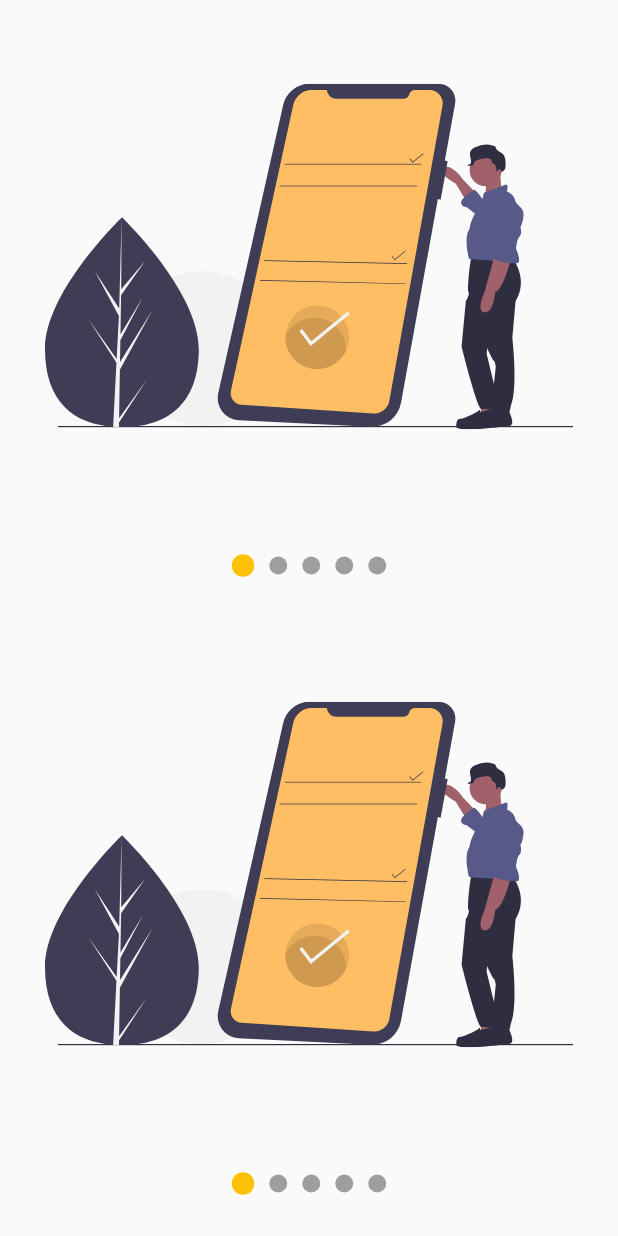
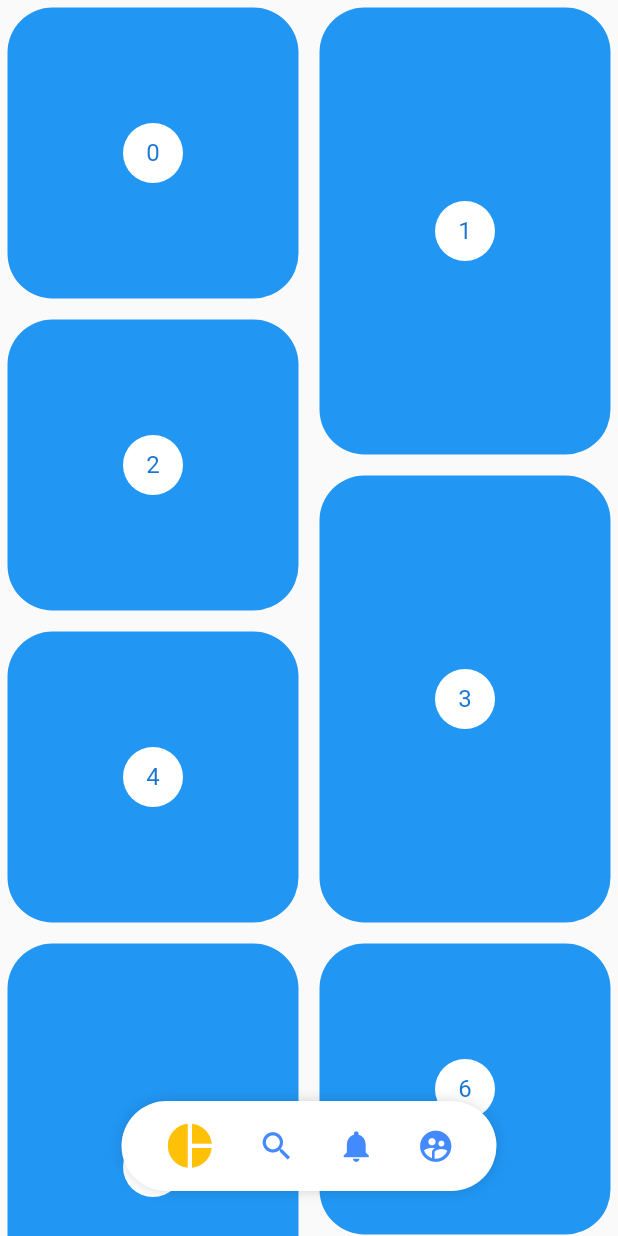
Before and after one commit to Danthology96/Disenios_Flutter, a Flutter app: the screen it shows after launch, on a phone screen of 412 x 824 dp. Run offline on Flutter 3.47's test engine with Material 2 defaults, Android fonts, the phone set to English and light mode, and no system bars; our stand-ins replace flutter_svg.

Commit message:
finalizando widget pinterest

```diff
--- a/Backgrounds/backgrounds/lib/main.dart
+++ b/Backgrounds/backgrounds/lib/main.dart
@@ -1,4 +1,5 @@
-import 'package:backgrounds/src/pages/slideshow_page.dart';
+import 'package:backgrounds/src/pages/pinterest_page.dart';
+import 'package:backgrounds/src/widgets/pinterest_menu.dart';
 import 'package:flutter/material.dart';
 
 void main() => runApp(MyApp());
@@ -9,7 +10,8 @@ class MyApp extends StatelessWidget {
     return MaterialApp(
       debugShowCheckedModeBanner: false,
       title: 'Diseños App',
-      home: SlideshowPage(),
+      home: PinterestPage(),
+      // home: PinterestMenu(),
     );
   }
 }
--- /dev/null
+++ b/Backgrounds/backgrounds/lib/src/pages/pinterest_page.dart
@@ -0,0 +1,142 @@
+import 'package:backgrounds/src/widgets/pinterest_menu.dart';
+import 'package:flutter/material.dart';
+import 'package:flutter_staggered_grid_view/flutter_staggered_grid_view.dart';
+import 'package:provider/provider.dart';
+
+class PinterestPage extends StatelessWidget {
+  @override
+  Widget build(BuildContext context) {
+    return Scaffold(
+      body: ChangeNotifierProvider(
+        create: (_) => new _MenuModel(),
+        child: Stack(
+          children: [
+            PinterestGrid(),
+            _PinterestMenuPosition(),
+          ],
+        ),
+      ),
+    );
+  }
+}
+
+class _PinterestMenuPosition extends StatelessWidget {
+  @override
+  Widget build(BuildContext context) {
+    final screenWidth = MediaQuery.of(context).size.width;
+    final show = Provider.of<_MenuModel>(context).show;
+    return Positioned(
+        bottom: 30,
+        child: Container(
+          width: screenWidth,
+          child: Align(
+            child: PinterestMenu(
+              show: show,
+              activeColor: Colors.amber,
+              secondaryColor: Colors.blueAccent,
+              items: [
+                PinterestButton(
+                    onPressed: () {
+                      print('Icon pie_chart');
+                    },
+                    icon: Icons.pie_chart),
+                PinterestButton(
+                    onPressed: () {
+                      print('Icon search');
+                    },
+                    icon: Icons.search),
+                PinterestButton(
+                    onPressed: () {
+                      print('Icon notifications');
+                    },
+                    icon: Icons.notifications),
+                PinterestButton(
+                    onPressed: () {
+                      print('Icon supervised_user_circle');
+                    },
+                    icon: Icons.supervised_user_circle),
+              ],
+            ),
+          ),
+        ));
+  }
+}
+
+class PinterestGrid extends StatefulWidget {
+  @override
+  _PinterestGridState createState() => _PinterestGridState();
+}
+
+class _PinterestGridState extends State<PinterestGrid> {
+  ScrollController controller = new ScrollController();
+  @override
+  void initState() {
+    double earlierScroll = 0;
+    controller.addListener(() {
+      if (controller.offset > earlierScroll && controller.offset > 0) {
+        Provider.of<_MenuModel>(context, listen: false).show = false;
+      } else {
+        Provider.of<_MenuModel>(context, listen: false).show = true;
+      }
+      earlierScroll = controller.offset;
+    });
+    super.initState();
+  }
+
+  @override
+  void dispose() {
+    controller.dispose();
+    super.dispose();
+  }
+
+  @override
+  Widget build(BuildContext context) {
+    final List<int> items = List.generate(200, (index) => index);
+
+    return new StaggeredGridView.countBuilder(
+      controller: controller,
+      crossAxisCount: 4,
+      itemCount: items.length,
+      itemBuilder: (BuildContext context, int index) => _PinterestItem(index),
+      staggeredTileBuilder: (int index) =>
+          new StaggeredTile.count(2, index.isEven ? 2 : 3),
+      mainAxisSpacing: 4.0,
+      crossAxisSpacing: 4.0,
+    );
+  }
+}
+
+class _PinterestItem extends StatelessWidget {
+  final int index;
+
+  const _PinterestItem(this.index);
+
+  @override
+  Widget build(BuildContext context) {
+    return new Container(
+        margin: EdgeInsets.all(5),
+        decoration: BoxDecoration(
+          color: Colors.blue,
+          borderRadius: BorderRadius.all(
+            Radius.circular(30),
+          ),
+        ),
+        child: new Center(
+          child: new CircleAvatar(
+            backgroundColor: Colors.white,
+            child: new Text('$index'),
+          ),
+        ));
+  }
+}
+
+class _MenuModel with ChangeNotifier {
+  bool _show = true;
+
+  bool get show => this._show;
+
+  set show(bool value) {
+    this._show = value;
+    notifyListeners();
+  }
+}
--- /dev/null
+++ b/Backgrounds/backgrounds/lib/src/widgets/pinterest_menu.dart
@@ -0,0 +1,143 @@
+import 'package:flutter/material.dart';
+import 'package:provider/provider.dart';
+
+class PinterestButton {
+  //En lugar de usar Function, usar VoidCallback
+  final VoidCallback onPressed;
+  final IconData icon;
+  PinterestButton({required this.onPressed, required this.icon});
+}
+
+class PinterestMenu extends StatelessWidget {
+  final bool show;
+
+  final Color backgroundColor;
+  final Color activeColor; //black
+  final Color secondaryColor;
+  final List<PinterestButton> items;
+  //bluegrey
+
+  PinterestMenu(
+      {this.show = true,
+      this.backgroundColor = Colors.white,
+      this.activeColor = Colors.blue,
+      this.secondaryColor = Colors.blueGrey,
+      required this.items});
+
+  @override
+  Widget build(BuildContext context) {
+    return ChangeNotifierProvider(
+      create: (_) => new _MenuModel(),
+      child: AnimatedOpacity(
+        duration: Duration(milliseconds: 250),
+        opacity: (show) ? 1 : 0,
+        child: Builder(
+          builder: (BuildContext context) {
+            Provider.of<_MenuModel>(context).backgroundColor =
+                this.backgroundColor;
+            Provider.of<_MenuModel>(context).activeColor = this.activeColor;
+            Provider.of<_MenuModel>(context).secondaryColor =
+                this.secondaryColor;
+
+            return _PinterestMenuBackground(
+              child: _MenuItems(
+                menuItems: items,
+              ),
+            );
+          },
+        ),
+      ),
+    );
+  }
+}
+
+class _PinterestMenuBackground extends StatelessWidget {
+  final Widget child;
+
+  _PinterestMenuBackground({
+    required this.child,
+  });
+
+  @override
+  Widget build(BuildContext context) {
+    Color backgroundColor = Provider.of<_MenuModel>(context).backgroundColor;
+    return Container(
+      child: child,
+      width: 250,
+      height: 60,
+      decoration: BoxDecoration(
+        color: backgroundColor,
+        borderRadius: BorderRadius.all(Radius.circular(30)),
+        boxShadow: [
+          BoxShadow(
+            color: Colors.black38,
+            blurRadius: 10,
+            spreadRadius: -5,
+          )
+        ],
+      ),
+    );
+  }
+}
+
+class _MenuItems extends StatelessWidget {
+  final List<PinterestButton> menuItems;
+
+  const _MenuItems({
+    required this.menuItems,
+  });
+
+  @override
+  Widget build(BuildContext context) {
+    return Row(
+      mainAxisAlignment: MainAxisAlignment.spaceEvenly,
+      children: List.generate(
+          menuItems.length,
+          (index) => _PinterestMenuButton(
+                index: index,
+                item: menuItems[index],
+              )),
+    );
+  }
+}
+
+class _PinterestMenuButton extends StatelessWidget {
+  final int index;
+  final PinterestButton item;
+
+  _PinterestMenuButton({required this.index, required this.item});
+
+  @override
+  Widget build(BuildContext context) {
+    final menuModel = Provider.of<_MenuModel>(context);
+
+    return GestureDetector(
+      onTap: () {
+        Provider.of<_MenuModel>(context, listen: false).selectedItem = index;
+        item.onPressed();
+      },
+      behavior: HitTestBehavior.translucent,
+      child: Container(
+        child: Icon(item.icon,
+            size: (menuModel.selectedItem == index) ? 35 : 25,
+            color: (menuModel.selectedItem == index)
+                ? menuModel.activeColor
+                : menuModel.secondaryColor),
+      ),
+    );
+  }
+}
+
+class _MenuModel with ChangeNotifier {
+  int _selectedItem = 0;
+  Color backgroundColor = Colors.white;
+  Color activeColor = Colors.blue; //black
+  Color secondaryColor = Colors.blueGrey; //
+
+  int get selectedItem => this._selectedItem;
+
+  set selectedItem(int index) {
+    this._selectedItem = index;
+    notifyListeners();
+  }
+}
--- a/Backgrounds/backgrounds/lib/src/widgets/slideshow.dart
+++ b/Backgrounds/backgrounds/lib/src/widgets/slideshow.dart
@@ -105,12 +105,10 @@ class _Dot extends StatelessWidget {
     }
 
     return AnimatedContainer(
-      //TODO: Tarea
       duration: Duration(milliseconds: 200),
       margin: EdgeInsets.symmetric(horizontal: 5),
       width: tamanio,
       height: tamanio,
-
       decoration: BoxDecoration(
         color: color,
         shape: BoxShape.circle,
--- a/Backgrounds/backgrounds/pubspec.yaml
+++ b/Backgrounds/backgrounds/pubspec.yaml
@@ -30,6 +30,7 @@ dependencies:
   cupertino_icons: ^1.0.2
   flutter_svg: ^0.22.0
   provider: ^5.0.0
+  flutter_staggered_grid_view: ^0.4.0
 
 dev_dependencies:
   flutter_test:
```
Also changed, not shown: Backgrounds/backgrounds/pubspec.lock.
